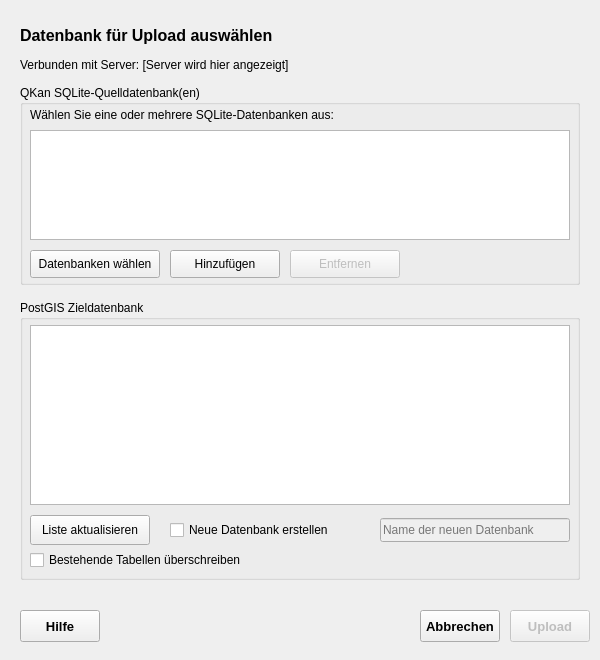
SonkeHoffmann/QKan-1, file qkan/uploadPostgis/res/uploadPostgis_database_dialog.ui: the form before one commit.
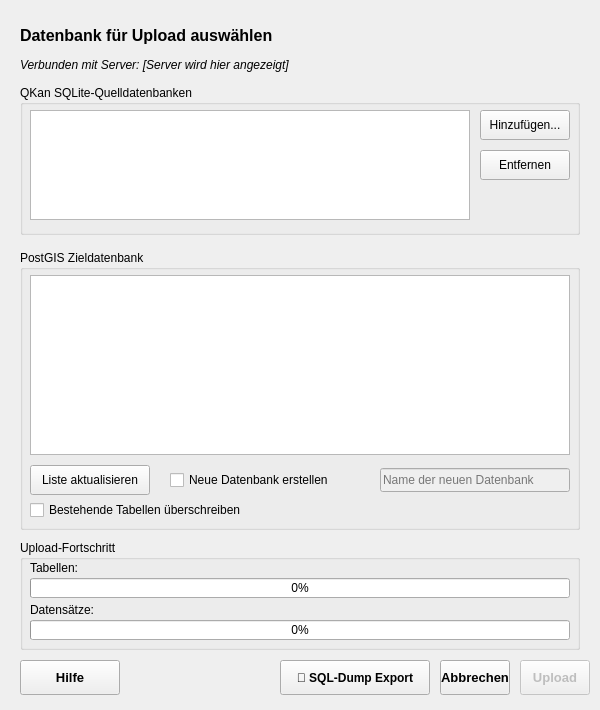
The form after the commit.

Commit message:
Add uploadPostgis module with PostgreSQL upload functionality
- Implemented PostgreSQL upload functionality for QKan databases
- Added export functions for WebSuite and SQL dumps
- Created UI dialogs for database connection and upload configuration
- Added support for multiple database uploads
- Included progress tracking for large table uploads

The edit to the form file:
```diff
--- a/qkan/uploadPostgis/res/uploadPostgis_database_dialog.ui
+++ b/qkan/uploadPostgis/res/uploadPostgis_database_dialog.ui
@@ -7,13 +7,13 @@
     <x>0</x>
     <y>0</y>
     <width>600</width>
-    <height>660</height>
+    <height>710</height>
    </rect>
   </property>
   <property name="minimumSize">
    <size>
     <width>600</width>
-    <height>660</height>
+    <height>710</height>
    </size>
   </property>
   <property name="font">
@@ -60,7 +60,7 @@
     <font>
      <family>Tahoma</family>
      <pointsize>9</pointsize>
-     <style>italic</style>
+     <italic>true</italic>
     </font>
    </property>
    <property name="text">
@@ -74,33 +74,19 @@
      <x>20</x>
      <y>85</y>
      <width>560</width>
-     <height>200</height>
+     <height>150</height>
     </rect>
    </property>
    <property name="title">
-    <string>QKan SQLite-Quelldatenbank(en)</string>
+    <string>QKan SQLite-Quelldatenbanken</string>
    </property>
    
-   <widget class="QLabel" name="label_source_info">
+   <widget class="QListWidget" name="listWidget_source_files">
     <property name="geometry">
      <rect>
       <x>10</x>
-      <y>20</y>
-      <width>540</width>
-      <height>20</height>
-     </rect>
-    </property>
-    <property name="text">
-     <string>Wählen Sie eine oder mehrere SQLite-Datenbanken aus:</string>
-    </property>
-   </widget>
-   
-   <widget class="QListWidget" name="listWidget_source_databases">
-    <property name="geometry">
-     <rect>
-      <x>10</x>
-      <y>45</y>
-      <width>540</width>
+      <y>25</y>
+      <width>440</width>
       <height>110</height>
      </rect>
     </property>
@@ -112,60 +98,34 @@
    <widget class="QPushButton" name="pb_select_database">
     <property name="geometry">
      <rect>
-      <x>10</x>
-      <y>165</y>
-      <width>130</width>
-      <height>28</height>
+      <x>460</x>
+      <y>25</y>
+      <width>90</width>
+      <height>30</height>
      </rect>
     </property>
     <property name="text">
-     <string>Datenbanken wählen</string>
+     <string>Hinzufügen...</string>
     </property>
-   </widget>
-   
-   <widget class="QPushButton" name="pb_add_database">
-    <property name="geometry">
-     <rect>
-      <x>150</x>
-      <y>165</y>
-      <width>110</width>
-      <height>28</height>
-     </rect>
+    <property name="toolTip">
+     <string>Wählen Sie eine oder mehrere QKan-Datenbanken aus</string>
     </property>
-    <property name="text">
-     <string>Hinzufügen</string>
-    </property>
    </widget>
    
    <widget class="QPushButton" name="pb_remove_database">
     <property name="geometry">
      <rect>
-      <x>270</x>
-      <y>165</y>
-      <width>110</width>
-      <height>28</height>
+      <x>460</x>
+      <y>65</y>
+      <width>90</width>
+      <height>30</height>
      </rect>
     </property>
     <property name="text">
      <string>Entfernen</string>
     </property>
-    <property name="enabled">
-     <bool>false</bool>
-    </property>
-   </widget>
-   
-   <!-- Verstecktes Feld für Abwärtskompatibilität -->
-   <widget class="QLineEdit" name="le_database_file">
-    <property name="geometry">
-     <rect>
-      <x>400</x>
-      <y>165</y>
-      <width>0</width>
-      <height>0</height>
-     </rect>
-    </property>
-    <property name="visible">
-     <bool>false</bool>
+    <property name="toolTip">
+     <string>Ausgewählte Datei aus der Liste entfernen</string>
     </property>
    </widget>
   </widget>
@@ -174,7 +134,7 @@
    <property name="geometry">
     <rect>
      <x>20</x>
-     <y>300</y>
+     <y>250</y>
      <width>560</width>
      <height>280</height>
     </rect>
@@ -254,13 +214,89 @@
    </widget>
   </widget>
   
+  <widget class="QGroupBox" name="groupBox_progress">
+   <property name="geometry">
+    <rect>
+     <x>20</x>
+     <y>540</y>
+     <width>560</width>
+     <height>110</height>
+    </rect>
+   </property>
+   <property name="title">
+    <string>Upload-Fortschritt</string>
+   </property>
+   
+   <widget class="QLabel" name="label_progress_tables">
+    <property name="geometry">
+     <rect>
+      <x>10</x>
+      <y>20</y>
+      <width>540</width>
+      <height>16</height>
+     </rect>
+    </property>
+    <property name="text">
+     <string>Tabellen:</string>
+    </property>
+   </widget>
+   
+   <widget class="QProgressBar" name="progressBar_upload">
+    <property name="geometry">
+     <rect>
+      <x>10</x>
+      <y>38</y>
+      <width>540</width>
+      <height>20</height>
+     </rect>
+    </property>
+    <property name="value">
+     <number>0</number>
+    </property>
+    <property name="textVisible">
+     <bool>true</bool>
+    </property>
+   </widget>
+   
+   <widget class="QLabel" name="label_progress_records">
+    <property name="geometry">
+     <rect>
+      <x>10</x>
+      <y>62</y>
+      <width>540</width>
+      <height>16</height>
+     </rect>
+    </property>
+    <property name="text">
+     <string>Datensätze:</string>
+    </property>
+   </widget>
+   
+   <widget class="QProgressBar" name="progressBar_records">
+    <property name="geometry">
+     <rect>
+      <x>10</x>
+      <y>80</y>
+      <width>540</width>
+      <height>20</height>
+     </rect>
+    </property>
+    <property name="value">
+     <number>0</number>
+    </property>
+    <property name="textVisible">
+     <bool>true</bool>
+    </property>
+   </widget>
+  </widget>
+  
   <widget class="QPushButton" name="pb_help">
    <property name="geometry">
     <rect>
      <x>20</x>
-     <y>610</y>
-     <width>80</width>
-     <height>32</height>
+     <y>660</y>
+     <width>100</width>
+     <height>35</height>
     </rect>
    </property>
    <property name="font">
@@ -276,13 +312,38 @@
    </property>
   </widget>
   
+  <widget class="QPushButton" name="pb_export_sql">
+   <property name="geometry">
+    <rect>
+     <x>280</x>
+     <y>660</y>
+     <width>150</width>
+     <height>35</height>
+    </rect>
+   </property>
+   <property name="font">
+    <font>
+     <family>Tahoma</family>
+     <pointsize>9</pointsize>
+     <weight>75</weight>
+     <bold>true</bold>
+    </font>
+   </property>
+   <property name="text">
+    <string>📄 SQL-Dump Export</string>
+   </property>
+   <property name="toolTip">
+    <string>Erstellt einen PostgreSQL SQL-Dump für manuelle Installation (z.B. bei GBD WebSuite ohne direkten DB-Zugriff)</string>
+   </property>
+  </widget>
+  
   <widget class="QPushButton" name="pb_cancel">
    <property name="geometry">
     <rect>
-     <x>420</x>
-     <y>610</y>
-     <width>80</width>
-     <height>32</height>
+     <x>440</x>
+     <y>660</y>
+     <width>70</width>
+     <height>35</height>
     </rect>
    </property>
    <property name="font">
@@ -301,10 +362,10 @@
   <widget class="QPushButton" name="pb_upload">
    <property name="geometry">
     <rect>
-     <x>510</x>
-     <y>610</y>
-     <width>80</width>
-     <height>32</height>
+     <x>520</x>
+     <y>660</y>
+     <width>70</width>
+     <height>35</height>
     </rect>
    </property>
    <property name="font">
```
Left out of the diff: 6 changed lines with no effect on the pictures. The commit also changes 11 other files.
